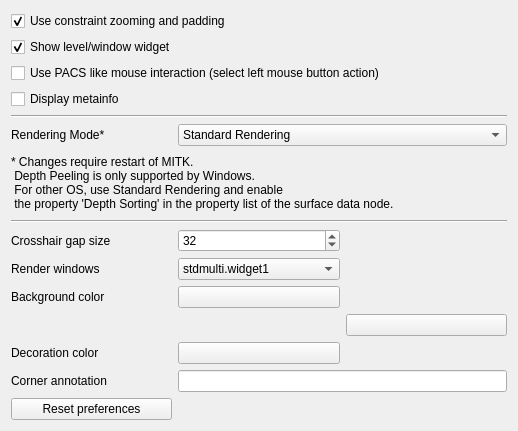
Qt form Plugins/org.mitk.gui.qt.stdmultiwidgeteditor/src/internal/QmitkStdMultiWidgetEditorPreferencePage.ui (samsmu/MITK) before a commit.
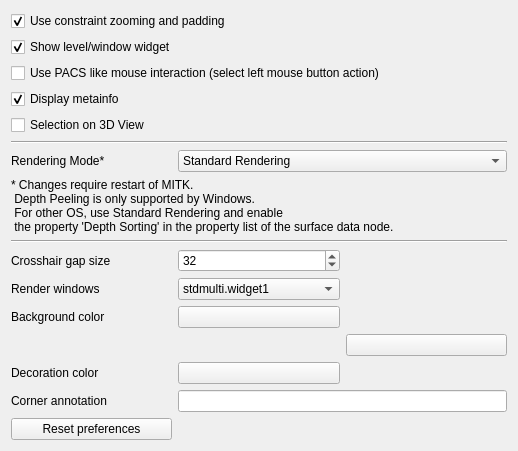
The same form after that commit.

Commit message: correct preference ui for selection on 3D view

What changed in the file:
```diff
--- a/Plugins/org.mitk.gui.qt.stdmultiwidgeteditor/src/internal/QmitkStdMultiWidgetEditorPreferencePage.ui
+++ b/Plugins/org.mitk.gui.qt.stdmultiwidgeteditor/src/internal/QmitkStdMultiWidgetEditorPreferencePage.ui
@@ -179,11 +179,24 @@
         <property name="text">
           <string>Display metainfo</string>
         </property>
-        <property name="tristate">
+        <property name="checked">
           <bool>true</bool>
         </property>
       </widget>
    </item>
+   <item row="4" column="0" colspan="3">
+      <widget class="QCheckBox" name="m_SelectionMode">
+        <property name="layoutDirection">
+          <enum>Qt::LeftToRight</enum>
+        </property>
+        <property name="text">
+          <string>Selection on 3D View</string>
+        </property>
+        <property name="checked">
+          <bool>false</bool>
+        </property>
+      </widget>
+   </item>
    <item row="12" column="2">
     <widget class="QPushButton" name="m_ColorButton2">
      <property name="text">
@@ -191,7 +204,7 @@
      </property>
     </widget>
    </item>
-   <item row="4" column="0" colspan="3">
+   <item row="5" column="0" colspan="3">
     <widget class="Line" name="line">
      <property name="orientation">
       <enum>Qt::Horizontal</enum>
```
The commit also changes 2 other files.
